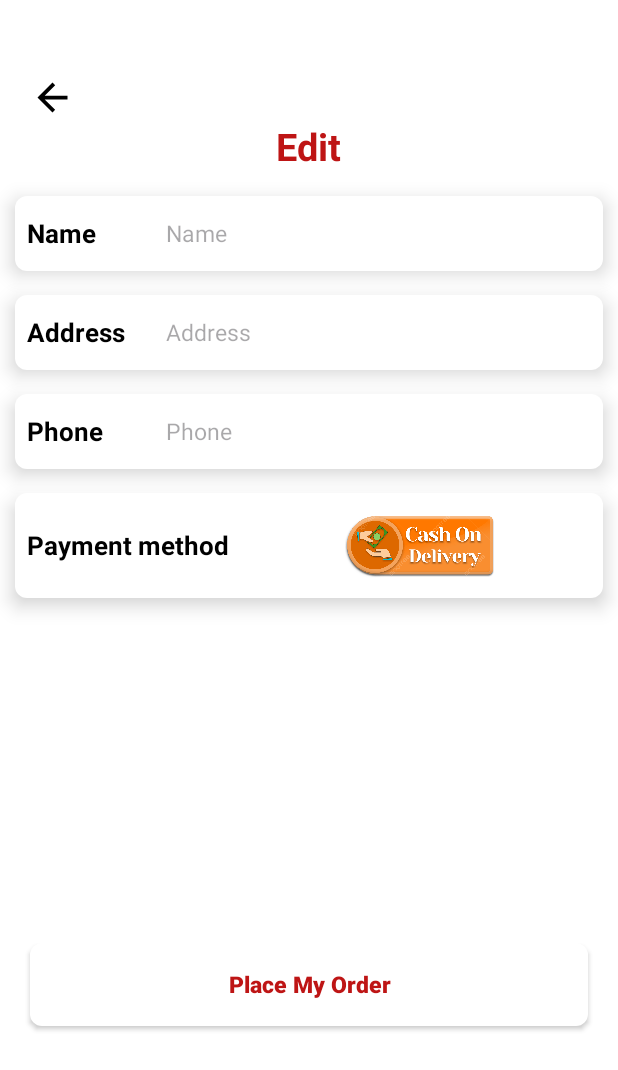
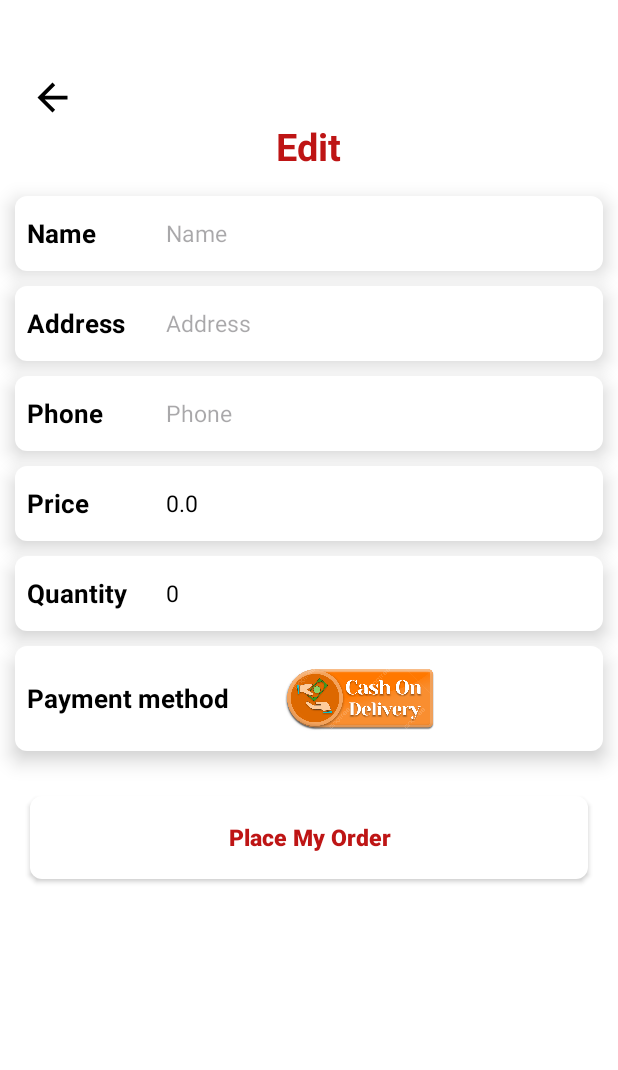
Before and after one commit to Pradeep912830/QuickBite, an Android app: the EditInformation screen opened directly, with no data from a screen before it, on a phone screen of 412 x 824 dp. Shown: the top 1070 px of the screen. Run offline under Robolectric (Android 15) with nearby library versions, the phone set to English and light mode, and no system bars; our stand-ins replace Firebase (no records; nobody signed in at launch, a user with empty details on screens opened directly).

Commit message:
order completed

```diff
--- a/app/src/main/java/com/example/foodorderapp/EditInformation.java
+++ b/app/src/main/java/com/example/foodorderapp/EditInformation.java
@@ -5,16 +5,39 @@ import android.annotation.SuppressLint;
 import android.content.Intent;
 import android.os.Bundle;
 import android.view.View;
+import android.widget.EditText;
 import android.widget.ImageView;
+import android.widget.Toast;
 
+import androidx.annotation.NonNull;
 import androidx.appcompat.app.AppCompatActivity;
 import androidx.appcompat.widget.AppCompatButton;
 import androidx.fragment.app.FragmentTransaction;
 
+import com.example.foodorderapp.Fragment.HomeFragment;
+import com.example.foodorderapp.Model.CartItem;
+import com.example.foodorderapp.Model.Order;
+import com.google.firebase.auth.FirebaseAuth;
+import com.google.firebase.database.DataSnapshot;
+import com.google.firebase.database.DatabaseError;
+import com.google.firebase.database.DatabaseReference;
+import com.google.firebase.database.FirebaseDatabase;
+import com.google.firebase.database.ValueEventListener;
+
+import java.util.HashMap;
+import java.util.Map;
+
 public class EditInformation extends AppCompatActivity {
 
-    ImageView goBack;
-    private AppCompatButton editInformationButton;
+    private EditText userName, userAddress, userPhone, totalPrice, totalQuantity;
+    private ImageView goBack;
+    private AppCompatButton placeMyOrder;
+
+    private FirebaseAuth auth;
+    private DatabaseReference userRef, orderRef;
+    private double totalPriceValue;
+    private int totalQuantityValue;
+
 
     @SuppressLint("MissingInflatedId")
     @Override
@@ -22,18 +45,94 @@ public class EditInformation extends AppCompatActivity {
         super.onCreate(savedInstanceState);
         setContentView(R.layout.activity_edit_information);
 
-        editInformationButton = findViewById(R.id.editInformationButton);
+        placeMyOrder = findViewById(R.id.placeMyOrder);
         goBack = findViewById(R.id.goBack);
+        userName = findViewById(R.id.userName);
+        userAddress = findViewById(R.id.userAddress);
+        userPhone = findViewById(R.id.userPhoneNumber);
+        totalPrice = findViewById(R.id.totalPrice);
+        totalQuantity = findViewById(R.id.totalQuantity);
 
-        editInformationButton.setOnClickListener(new View.OnClickListener() {
+        auth = FirebaseAuth.getInstance();
+        userRef = FirebaseDatabase.getInstance().getReference("Users");
+        orderRef = FirebaseDatabase.getInstance().getReference("Orders");
+
+        goBack.setOnClickListener(v -> onBackPressed());
+
+        totalQuantityValue = getIntent().getIntExtra("totalQuantity", 0);
+        totalPriceValue = getIntent().getIntExtra("totalPrice", 0);
+
+        totalQuantity.setText(String.valueOf(totalQuantityValue));
+        totalPrice.setText(String.valueOf(totalPriceValue));
+
+
+        String userId = auth.getCurrentUser().getUid();
+        userRef.child(userId).child("name").addListenerForSingleValueEvent(new ValueEventListener() {
             @Override
-            public void onClick(View view) {
-                Intent intent = new Intent(getApplicationContext(), CongratsActivity.class);
-                startActivity(intent);
+            public void onDataChange(@NonNull DataSnapshot snapshot) {
+                String name = snapshot.getValue(String.class);
+                if(name != null){
+                    userName.setText(name);
+                }
+            }
+
+            @Override
+            public void onCancelled(@NonNull DatabaseError error) {}
+        });
+
+        placeMyOrder.setOnClickListener(v -> placeOrder(userId));
+    }
+
+    private void placeOrder(String userId){
+        String name = userName.getText().toString().trim();
+        String address = userAddress.getText().toString().trim();
+        String phone = userPhone.getText().toString().trim();
+
+        if(name.isEmpty() || address.isEmpty() || phone.isEmpty()){
+            Toast.makeText(this, "Please fill all details!", Toast.LENGTH_SHORT).show();
+            return;
+        }
+
+        String orderId = orderRef.push().getKey();
+        DatabaseReference cartRef = userRef.child(userId).child("cartItems");
+
+        cartRef.addListenerForSingleValueEvent(new ValueEventListener() {
+            @Override
+            public void onDataChange(@NonNull DataSnapshot snapshot) {
+                Map<String, CartItem> items = new HashMap<>();
+                for(DataSnapshot itemSnap : snapshot.getChildren()){
+                    CartItem item = itemSnap.getValue(CartItem.class);
+
+                    if(item != null){
+                        items.put(itemSnap.getKey(), item);
+                    }
+                }
+
+                if(items.isEmpty()){
+                    Toast.makeText(EditInformation.this, "Cart is Empty!", Toast.LENGTH_SHORT).show();
+                    return;
+                }
+
+                Order order = new Order(orderId, userId, items,
+                        totalPriceValue, totalQuantityValue,
+                        "Pending", System.currentTimeMillis(),
+                        name, address,phone);
+
+                orderRef.child(userId).child(orderId).setValue(order).addOnSuccessListener(aVoid ->{
+                    Toast.makeText(EditInformation.this, "Order Placed!", Toast.LENGTH_SHORT).show();
+                    cartRef.removeValue();
+                    Intent intent = new Intent(EditInformation.this, CongratsActivity.class);
+                    startActivity(intent);
+                    finish();
+                }).addOnFailureListener(e ->
+                        Toast.makeText(EditInformation.this, "failed: " + e.getMessage(), Toast.LENGTH_SHORT).show()
+                        );
+            }
+
+            @Override
+            public void onCancelled(@NonNull DatabaseError error) {
+
             }
         });
-
-
-        goBack.setOnClickListener(v -> onBackPressed());
     }
 }
--- a/app/src/main/res/layout/activity_edit_information.xml
+++ b/app/src/main/res/layout/activity_edit_information.xml
@@ -52,6 +52,7 @@
             android:textColor="@color/black"/>
 
         <EditText
+            android:id="@+id/userName"
             android:layout_width="match_parent"
             android:layout_height="wrap_content"
             android:textColor="@color/black"
@@ -71,7 +72,7 @@
         android:layout_marginRight="10dp"
         android:elevation="8dp"
         android:gravity="center"
-        android:layout_marginTop="16dp"
+        android:layout_marginTop="10dp"
         android:orientation="horizontal">
 
         <TextView
@@ -85,6 +86,7 @@
             android:textColor="@color/black"/>
 
         <EditText
+            android:id="@+id/userAddress"
             android:layout_width="match_parent"
             android:layout_height="wrap_content"
             android:background="@null"
@@ -106,7 +108,7 @@
         android:layout_marginRight="10dp"
         android:elevation="8dp"
         android:gravity="center"
-        android:layout_marginTop="16dp"
+        android:layout_marginTop="10dp"
         android:orientation="horizontal">
 
         <TextView
@@ -120,6 +122,7 @@
             android:textStyle="bold" />
 
         <EditText
+            android:id="@+id/userPhoneNumber"
             android:layout_width="match_parent"
             android:layout_height="wrap_content"
             android:textColor="@color/black"
@@ -129,7 +132,44 @@
             android:textStyle="normal"
             android:hint="Phone"
             android:background="@null"/>
+    </LinearLayout>
 
+
+
+
+
+    <LinearLayout
+        android:layout_width="match_parent"
+        android:layout_height="wrap_content"
+        android:background="@drawable/profile_backgroung"
+        android:layout_marginLeft="10dp"
+        android:layout_marginRight="10dp"
+        android:elevation="8dp"
+        android:gravity="center"
+        android:layout_marginTop="10dp"
+        android:orientation="horizontal">
+
+        <TextView
+            android:layout_width="95dp"
+            android:layout_height="50dp"
+            android:gravity="center_vertical"
+            android:padding="8dp"
+            android:text="Price"
+            android:textColor="@color/black"
+            android:textSize="17sp"
+            android:textStyle="bold" />
+
+        <EditText
+            android:id="@+id/totalPrice"
+            android:layout_width="match_parent"
+            android:layout_height="wrap_content"
+            android:textColor="@color/black"
+            android:inputType="number"
+            android:padding="5dp"
+            android:textSize="15sp"
+            android:textStyle="normal"
+            android:hint="Price"
+            android:background="@null"/>
     </LinearLayout>
 
 
@@ -140,7 +180,42 @@
         android:layout_marginLeft="10dp"
         android:layout_marginRight="10dp"
         android:elevation="8dp"
-        android:layout_marginTop="16dp"
+        android:gravity="center"
+        android:layout_marginTop="10dp"
+        android:orientation="horizontal">
+
+        <TextView
+            android:layout_width="95dp"
+            android:layout_height="50dp"
+            android:gravity="center_vertical"
+            android:padding="8dp"
+            android:text="Quantity"
+            android:textColor="@color/black"
+            android:textSize="17sp"
+            android:textStyle="bold" />
+
+        <EditText
+            android:id="@+id/totalQuantity"
+            android:layout_width="match_parent"
+            android:layout_height="wrap_content"
+            android:textColor="@color/black"
+            android:inputType="number"
+            android:padding="5dp"
+            android:textSize="15sp"
+            android:textStyle="normal"
+            android:hint="No of Quantity"
+            android:background="@null"/>
+    </LinearLayout>
+
+
+    <LinearLayout
+        android:layout_width="match_parent"
+        android:layout_height="wrap_content"
+        android:background="@drawable/profile_backgroung"
+        android:layout_marginLeft="10dp"
+        android:layout_marginRight="10dp"
+        android:elevation="8dp"
+        android:layout_marginTop="10dp"
         android:orientation="horizontal">
 
         <TextView
@@ -157,19 +232,19 @@
         <ImageView
            android:layout_width="100dp"
            android:layout_height="70dp"
-            android:layout_marginLeft="40dp"
+            android:layout_marginLeft="0dp"
            android:src="@drawable/cod"/>
 
     </LinearLayout>
 
     <androidx.appcompat.widget.AppCompatButton
-        android:id="@+id/editInformationButton"
+        android:id="@+id/placeMyOrder"
         android:layout_width="match_parent"
         android:layout_height="55dp"
         android:text="Place My Order"
         android:textStyle="bold"
         android:textSize="15sp"
-        android:layout_marginTop="230dp"
+        android:layout_marginTop="30dp"
         android:layout_marginRight="20dp"
         android:elevation="30dp"
         android:layout_marginLeft="20dp"
--- a/app/src/main/res/layout/fragment_cart.xml
+++ b/app/src/main/res/layout/fragment_cart.xml
@@ -15,14 +15,14 @@
         android:layout_width="0dp"
         android:layout_height="0dp"
         android:layout_marginBottom="8dp"
-        app:layout_constraintBottom_toTopOf="@+id/button"
+        app:layout_constraintBottom_toTopOf="@+id/orderNow"
         app:layout_constraintEnd_toEndOf="parent"
         app:layout_constraintStart_toStartOf="parent"
         app:layout_constraintTop_toTopOf="parent"
         tools:ignore="MissingConstraints" />
 
     <androidx.appcompat.widget.AppCompatButton
-        android:id="@+id/button"
+        android:id="@+id/orderNow"
         android:layout_width="match_parent"
         android:layout_height="55dp"
         android:layout_marginBottom="8dp"
```
Also changed, not shown: app/src/main/java/com/example/foodorderapp/DetailsActivity.java (+7 -1 lines), app/src/main/java/com/example/foodorderapp/Fragment/CartFragment.java (+17 -7 lines), app/src/main/java/com/example/foodorderapp/Model/CartItem.java (+24 -4 lines), app/src/main/java/com/example/foodorderapp/Model/Order.java (added, +116 -0 lines), app/src/main/java/com/example/foodorderapp/adapter/CartAdapter.java (+18 -10 lines), app/src/main/res/layout/cart_item_view.xml (+25 -7 lines).
